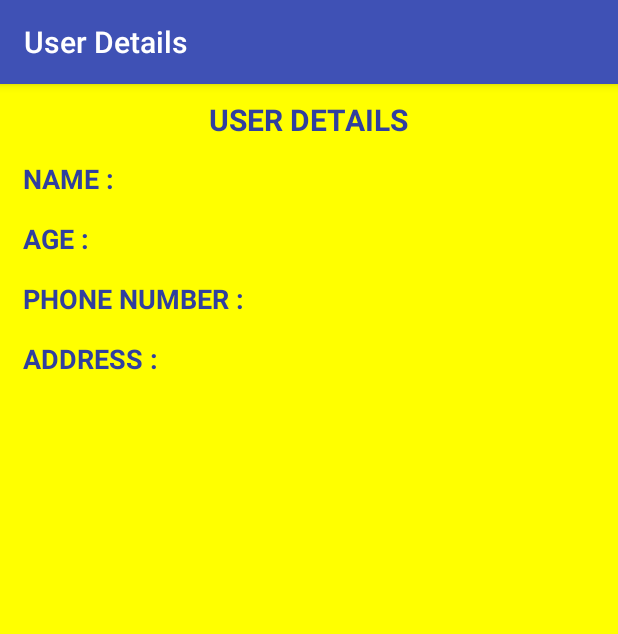
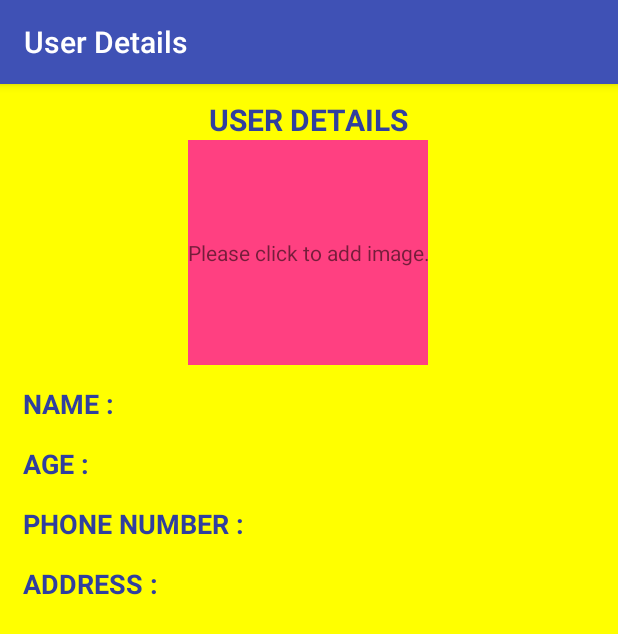
Before and after one commit to karthik-r14/Forms, an Android app: the UserDetailShowActivity screen opened directly, with no data from a screen before it, on a phone screen of 412 x 824 dp. Shown: the top 634 px of the screen. Run offline under Robolectric (Android 15) with nearby library versions, the phone set to English and light mode, and no system bars; our stand-ins replace ButterKnife; 4 statements that could not run were skipped.

Commit message:
Added an option to add image of person using phone camera.

```diff
--- a/app/src/main/java/com/userdetails/forms/FormActivity.java
+++ b/app/src/main/java/com/userdetails/forms/FormActivity.java
@@ -45,7 +45,7 @@ public class FormActivity extends AppCompatActivity implements FormView {
     }
 
     @OnClick(R.id.submit_button)
-    void submitButtonClick() {
+    public void submitButtonClick() {
         final String name = this.name.getText().toString();
         final String age = this.age.getText().toString();
         final String phoneNumber = this.phoneNumber.getText().toString();
--- a/app/src/main/java/com/userdetails/forms/UserDetailShowActivity.java
+++ b/app/src/main/java/com/userdetails/forms/UserDetailShowActivity.java
@@ -1,18 +1,28 @@
 package com.userdetails.forms;
 
+import android.app.Activity;
 import android.content.Intent;
+import android.graphics.Bitmap;
 import android.os.Bundle;
+import android.provider.ContactsContract;
+import android.provider.MediaStore;
 import android.support.annotation.Nullable;
 import android.support.v7.app.AppCompatActivity;
+import android.view.View;
+import android.widget.ImageView;
 import android.widget.TextView;
 
 import com.userdetails.forms.model.Person;
 
 import butterknife.BindView;
 import butterknife.ButterKnife;
+import butterknife.OnClick;
+
+import static android.view.View.GONE;
 
 
 public class UserDetailShowActivity extends AppCompatActivity {
+    public static final int REQUEST_CODE = 100;
     @BindView(R.id.name)
     TextView name;
     @BindView(R.id.age)
@@ -21,6 +31,10 @@ public class UserDetailShowActivity extends AppCompatActivity {
     TextView phoneNumber;
     @BindView(R.id.address)
     TextView address;
+    @BindView(R.id.image)
+    ImageView image;
+    @BindView(R.id.image_text)
+    TextView imageText;
 
     @Override
     protected void onCreate(@Nullable Bundle savedInstanceState) {
@@ -37,6 +51,29 @@ public class UserDetailShowActivity extends AppCompatActivity {
         String address = person.getAddress();
 
         setAllViews(name, age, phoneNumber, address);
+
+    }
+
+    @OnClick(R.id.image)
+    public void onImageClick() {
+        Intent intent = new Intent(MediaStore.ACTION_IMAGE_CAPTURE);
+        startActivityForResult(intent, REQUEST_CODE);
+    }
+
+    @Override
+    protected void onActivityResult(int requestCode, int resultCode, Intent data) {
+        super.onActivityResult(requestCode, resultCode, data);
+        if (requestCode == REQUEST_CODE && resultCode == Activity.RESULT_OK) {
+            Bitmap photo = (Bitmap) data.getExtras().get("data");
+            if (photo != null) {
+                image.setImageBitmap(photo);
+                hideImageText();
+            }
+        }
+    }
+
+    private void hideImageText() {
+        imageText.setVisibility(GONE);
     }
 
     private void setAllViews(String name, String age, String phoneNumber, String address) {
--- a/app/src/main/res/layout/activity_show_user_detail.xml
+++ b/app/src/main/res/layout/activity_show_user_detail.xml
@@ -12,17 +12,42 @@
     android:text="@string/show_details"
     android:textAllCaps="true"
     android:textColor="@color/colorPrimaryDark"
-    android:textSize="20dp"
+    android:textSize="20sp"
     android:textStyle="bold"
     android:layout_marginTop="10dp"/>
 
+
+  <RelativeLayout
+    android:id="@+id/image_layout"
+    android:layout_width="wrap_content"
+    android:layout_height="wrap_content"
+    android:layout_below="@+id/Heading"
+    android:layout_centerHorizontal="true">
+
+    <ImageView
+      android:id="@+id/image"
+      android:layout_width="160dp"
+      android:layout_height="150dp"
+      android:background="@color/colorAccent"
+      />
+
+    <TextView
+      android:id="@+id/image_text"
+      android:layout_marginTop="65dp"
+      android:layout_width="wrap_content"
+      android:layout_height="wrap_content"
+      android:text="@string/image_text"/>
+
+
+  </RelativeLayout>
   <LinearLayout
     android:id="@id/name_layout"
     android:layout_width="wrap_content"
     android:layout_height="wrap_content"
     android:layout_marginTop="13dp"
+    android:layout_marginLeft="15dp"
     android:orientation="horizontal"
-    android:layout_below="@+id/Heading"
+    android:layout_below="@+id/image_layout"
     android:layout_alignLeft="@+id/age_layout"
     android:layout_alignStart="@+id/age_layout">
 
@@ -34,7 +59,8 @@
       android:textAllCaps="true"
       android:textColor="@color/colorPrimaryDark"
       android:textSize="18dp"
-      android:textStyle="bold"/>
+      android:textStyle="bold"
+      />
 
     <TextView
       android:id="@+id/name"
@@ -52,14 +78,15 @@
     android:layout_width="wrap_content"
     android:layout_height="wrap_content"
     android:layout_below="@+id/name_layout"
-    android:layout_marginLeft="15dp"
     android:layout_marginTop="15dp"
-    android:orientation="horizontal">
+    android:orientation="horizontal"
+    >
 
     <TextView
       android:layout_width="wrap_content"
       android:layout_height="wrap_content"
       android:layout_marginRight="10dp"
+      android:layout_marginLeft="15dp"
       android:text="@string/age"
       android:textAllCaps="true"
       android:textColor="@color/colorPrimaryDark"
--- a/app/src/main/res/values/strings.xml
+++ b/app/src/main/res/values/strings.xml
@@ -20,4 +20,5 @@
   <string name="message">Are you sure you want to submit these details.</string>
   <string name="ok">OK</string>
   <string name="cancel">Cancel</string>
+  <string name="image_text">Please click to add image.</string>
 </resources>
```
